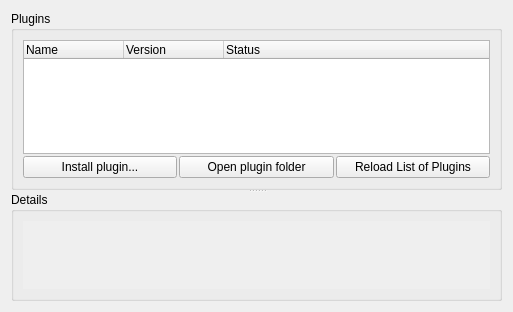
Before: the Qt Designer form ui/options_plugins.ui in metabrainz/picard, drawn with Qt 5.
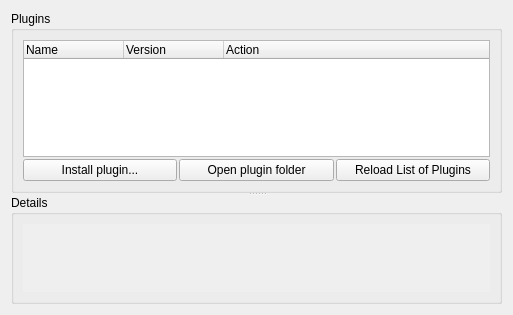
After: the same form once the commit is applied.

Commit message:
Allow uninstallation of plugins
This PR adds an option to uninstall plugins in the Plugin Manager.
It also takes care of a few issues with the UI for plugin manager
itself. (Rapid multi-clicking of install button causing UI
discrepancies)

What changed in the file:
```diff
--- a/ui/options_plugins.ui
+++ b/ui/options_plugins.ui
@@ -7,7 +7,7 @@
     <x>0</x>
     <y>0</y>
     <width>513</width>
-    <height>312</height>
+    <height>315</height>
    </rect>
   </property>
   <layout class="QVBoxLayout">
@@ -59,7 +59,12 @@
          </column>
          <column>
           <property name="text">
-           <string>Status</string>
+           <string>Action</string>
+          </property>
+         </column>
+         <column>
+          <property name="text">
+           <string/>
           </property>
          </column>
         </widget>
@@ -157,8 +162,8 @@
            <rect>
             <x>0</x>
             <y>0</y>
-            <width>469</width>
-            <height>76</height>
+            <width>477</width>
+            <height>90</height>
            </rect>
           </property>
           <property name="sizePolicy">
```
The commit also changes 4 other files.
